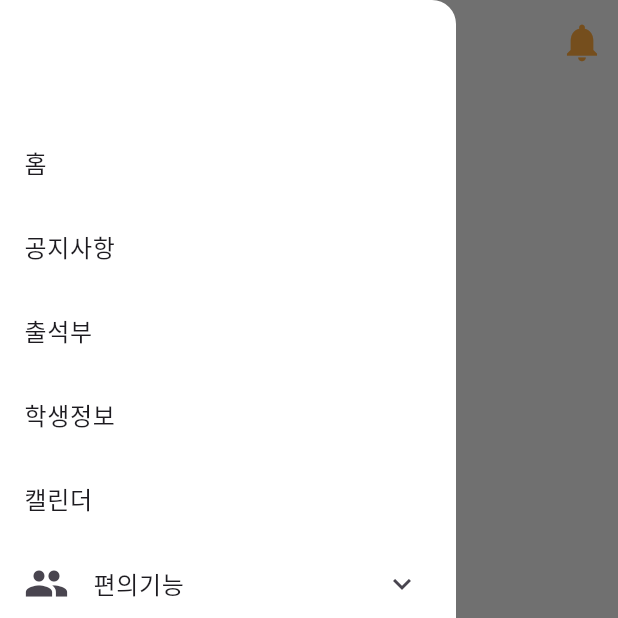
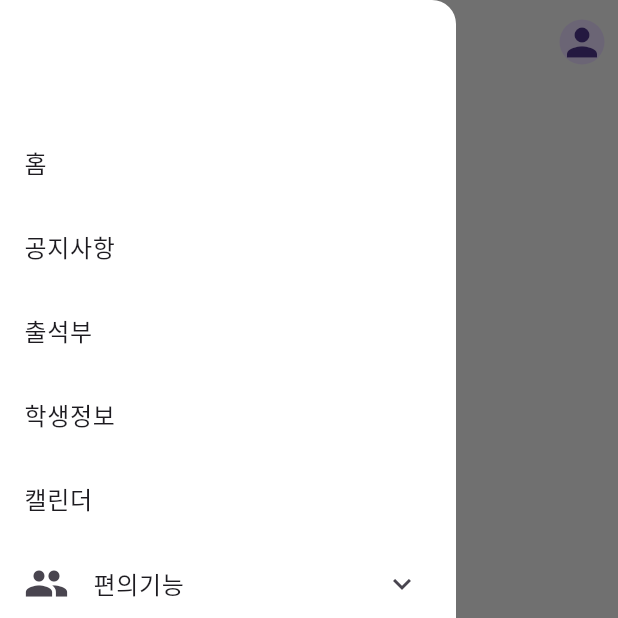
Before and after one commit to public-final-Project-PROJECT/DingDong-Flutter-for-Teacher, a Flutter app: the screen it shows once a user with an empty profile is signed in, with the side drawer open, on a phone screen of 412 x 824 dp, the top half of it. Run offline on Flutter 3.47's test engine with Material 3 defaults, Android fonts, the phone set to English and light mode, and no system bars; our stand-ins replace dio, file_picker, firebase_auth, firebase_core, flutter_dotenv, google_sign_in and 4 more; missing offline and left inert: flutter_downloader; accounts and stored records are empty; network calls fail.

Commit message:
노티 어쩌고 홈 화면 알림 기록 확인 제거

```diff
--- a/lib/main.dart
+++ b/lib/main.dart
@@ -19,9 +19,14 @@ void main() async {
   );
 }
 
-class MyApp extends StatelessWidget {
+class MyApp extends StatefulWidget {
   const MyApp({super.key});
 
+  @override
+  State<MyApp> createState() => _MyAppState();
+}
+
+class _MyAppState extends State<MyApp> {
   @override
   Widget build(BuildContext context) {
     return MaterialApp(
--- a/lib/screen/home_screen.dart
+++ b/lib/screen/home_screen.dart
@@ -84,8 +84,9 @@ class TeacherProvider extends ChangeNotifier {
 
 class HomeScreen extends StatelessWidget {
   final User user;
+  final GlobalKey<ScaffoldState> _scaffoldKey = GlobalKey<ScaffoldState>();
 
-  const HomeScreen({
+  HomeScreen({
     required this.user,
     super.key,
   });
@@ -98,19 +99,37 @@ class HomeScreen extends StatelessWidget {
     provider.fetchLatestClassId(user);
 
     return Scaffold(
-        appBar: AppBar(
-          title: const Text('Home'),
+      key: _scaffoldKey,
+      appBar: _buildAppBar(context),
+      backgroundColor: const Color(0xffF4F4F4),
+      drawer: HomeDrawer(user: user),
+      endDrawer: _buildSecondaryDrawer(user, context),
+      body: _buildBody(provider),
+    );
+  }
+
+  AppBar _buildAppBar(BuildContext context) {
+    return AppBar(
+      title: const Text('홈'),
       backgroundColor: const Color(0xffF4F4F4),
       actions: [
         IconButton(
-              icon: const Icon(Icons.notifications, color: Colors.orangeAccent, size: 30,),
-              onPressed: () => _showNotification(context),
+          icon: CircleAvatar(
+            radius: 15,
+            backgroundImage:
+                user.photoURL != null ? NetworkImage(user.photoURL!) : null,
+            child: user.photoURL == null
+                ? const Icon(Icons.person, size: 30)
+                : null,
+          ),
+          onPressed: () => _showNotification(),
         ),
       ],
-        ),
-        backgroundColor: const Color(0xffF4F4F4),
-        drawer: HomeDrawer(user: user),
-        body: Consumer<TeacherProvider>(
+    );
+  }
+
+  Widget _buildBody(TeacherProvider provider) {
+    return Consumer<TeacherProvider>(
       builder: (context, provider, _) {
         if (provider.loading) {
           return const Center(child: CircularProgressIndicator());
@@ -118,14 +137,106 @@ class HomeScreen extends StatelessWidget {
         return HomeContent(
           user: user,
           teacherId: provider.teacherId,
-                latestClassId: provider.latestClassId);
+          latestClassId: provider.latestClassId,
+        );
       },
-        ));
+    );
   }
 
-  void _showNotification(BuildContext context) {
-    ScaffoldMessenger.of(context).showSnackBar(
-      const SnackBar(content: Text('Notification clicked')),
+  void _showNotification() {
+    _scaffoldKey.currentState?.openEndDrawer();
+  }
+
+  Widget _buildSecondaryDrawer(User user, BuildContext context) {
+    return Drawer(
+      child: SingleChildScrollView(
+        child: Column(
+          children: [
+            _buildDrawerHeader(user),
+            _buildDrawerItems(context),
+            _buildLogOutButton(context),
+          ],
+        ),
+      ),
+    );
+  }
+
+  Widget _buildDrawerHeader(User user) {
+    return DrawerHeader(
+      decoration: const BoxDecoration(
+        color: Colors.transparent,
+      ),
+      child: Column(
+        mainAxisAlignment: MainAxisAlignment.center,
+        children: [
+          CircleAvatar(
+            radius: 40,
+            backgroundImage:
+                user.photoURL != null ? NetworkImage(user.photoURL!) : null,
+            child: user.photoURL == null
+                ? const Icon(Icons.person, size: 40)
+                : null,
+          ),
+          const SizedBox(height: 10),
+          Flexible(
+            child: Text(
+              ('${user.displayName!} 선생님'),
+              style: const TextStyle(
+                fontSize: 18,
+                fontWeight: FontWeight.bold,
+              ),
+              textAlign: TextAlign.center,
+            ),
+          ),
+          Flexible(
+            child: Text(
+              user.email ?? '',
+              style: const TextStyle(fontSize: 14, color: Colors.grey),
+              textAlign: TextAlign.center,
+            ),
+          ),
+        ],
+      ),
+    );
+  }
+
+  Widget _buildDrawerItems(BuildContext context) {
+    return Column(
+      children: [
+        _buildDrawerItem(context, title: 'Settings', onTap: () {}),
+        _buildDrawerItem(context, title: 'Help', onTap: () {}),
+      ],
+    );
+  }
+
+  Widget _buildDrawerItem(BuildContext context,
+      {required String title, required VoidCallback onTap}) {
+    return ListTile(
+      leading: const Icon(Icons.settings),
+      title: Text(title),
+      onTap: onTap,
+    );
+  }
+
+  Widget _buildLogOutButton(BuildContext context) {
+    return ElevatedButton(
+      onPressed: () async {
+        await FirebaseAuth.instance.signOut();
+        Navigator.pushReplacement(
+          context,
+          MaterialPageRoute(
+            builder: (context) => const LoginPage(),
+          ),
+        );
+      },
+      style: ElevatedButton.styleFrom(
+        backgroundColor: const Color(0xff515151),
+        foregroundColor: Colors.white,
+        shape: RoundedRectangleBorder(
+          borderRadius: BorderRadius.circular(8.0),
+        ),
+      ),
+      child: const Text('로그아웃'),
     );
   }
 }
@@ -140,74 +251,67 @@ class HomeDrawer extends StatelessWidget {
     return Drawer(
       backgroundColor: const Color(0xffffffff),
       child: Consumer<TeacherProvider>(
-            builder: (_, provider, __) =>
-                ListView(padding: EdgeInsets.zero, children: [
+        builder: (_, provider, __) => ListView(
+          padding: EdgeInsets.zero,
+          children: [
             const SizedBox(height: 80),
             _buildDrawerItem(context,
                 title: '홈', onTap: () => Navigator.pop(context)),
             _buildDrawerItem(context,
                 title: '공지사항',
                 onTap: () => _navigateTo(
-                          context,
-                          Notice(
-                              classId: Provider.of<TeacherProvider>(context, listen: false)
-                                  .latestClassId))),
+                    context, Notice(classId: provider.latestClassId))),
             _buildDrawerItem(context,
                 title: '출석부',
                 onTap: () => _navigateTo(
-                          context,
-                          Attendance(
-                              classId: Provider.of<TeacherProvider>(context, listen: false)
-                                  .latestClassId))),
+                    context, Attendance(classId: provider.latestClassId))),
             _buildDrawerItem(context,
                 title: '학생정보',
                 onTap: () => _navigateTo(
-                          context,
-                          Student(
-                              classId: Provider.of<TeacherProvider>(context, listen: false)
-                                  .latestClassId))),
+                    context, Student(classId: provider.latestClassId))),
             _buildDrawerItem(context,
                 title: '캘린더',
                 onTap: () => _navigateTo(context, const Calendar())),
-                  ExpansionTile(
+            _buildConvenienceFunctions(context),
+          ],
+        ),
+      ),
+    );
+  }
+
+  Widget _buildDrawerItem(BuildContext context,
+      {required String title, required VoidCallback onTap}) {
+    return ListTile(
+      title: Text(title),
+      onTap: onTap,
+    );
+  }
+
+  Widget _buildConvenienceFunctions(BuildContext context) {
+    return ExpansionTile(
       leading: const Icon(Icons.people, size: 30),
       title: const Text('편의기능'),
       children: [
         _buildDrawerItem(context,
-                            icon: Icons.timer,
             title: '타이머',
-                            onTap: () =>
-                                _navigateTo(context, const TimerScreen())),
+            onTap: () => _navigateTo(context, const TimerScreen())),
         _buildDrawerItem(context,
-                            icon: Icons.event_seat,
             title: '자리배치',
             onTap: () => _navigateTo(
                 context,
-                                Seat(classId: Provider.of<TeacherProvider>(context, listen: false)
+                Seat(
+                    classId:
+                        Provider.of<TeacherProvider>(context, listen: false)
                             .latestClassId))),
         _buildDrawerItem(context,
-                            icon: Icons.how_to_vote_rounded,
             title: '투표',
             onTap: () => _navigateTo(
                 context,
                 Vote(
                     classId:
                         Provider.of<TeacherProvider>(context, listen: false)
-                                            .latestClassId)))
-                      ])
-                ])));
-  }
-
-  Widget _buildDrawerItem(
-    BuildContext context, {
-    IconData? icon,
-    required String title,
-    required VoidCallback onTap,
-  }) {
-    return ListTile(
-      leading: icon != null ? Icon(icon) : null,
-      title: Text(title),
-      onTap: onTap,
+                            .latestClassId))),
+      ],
     );
   }
 
@@ -233,45 +337,13 @@ class HomeContent extends StatelessWidget {
 
   @override
   Widget build(BuildContext context) {
-    return Consumer<TeacherProvider>(
-      builder: (_, provider, __) => Center(
-        child: provider.loading
-            ? const CircularProgressIndicator()
-            : Column(
+    return Center(
+      child: Column(
         mainAxisAlignment: MainAxisAlignment.center,
         children: [
-                  if (user.photoURL != null)
-                    CircleAvatar(
-                      radius: 40,
-                      backgroundImage: NetworkImage(user.photoURL!),
-                    ),
-                  const SizedBox(height: 16),
-                  const Text('구글 로그인 완료'),
-                  Text('이름: ${user.displayName}'),
-                  Text('이메일: ${user.email}'),
           Text('교사 ID: $teacherId'),
           Text('클래스 ID: $latestClassId'),
-                  ElevatedButton(
-                    onPressed: () async {
-                      await FirebaseAuth.instance.signOut();
-                      Navigator.pushReplacement(
-                        context,
-                        MaterialPageRoute(
-                          builder: (context) => const LoginPage(),
-                        ),
-                      );
-                    },
-                    style: ElevatedButton.styleFrom(
-                      backgroundColor: const Color(0xff515151),
-                      foregroundColor: Colors.white,
-                      shape: RoundedRectangleBorder(
-                        borderRadius: BorderRadius.circular(8.0),
-                      ),
-                    ),
-                    child: const Text('로그아웃'),
-                  ),
         ],
-              ),
       ),
     );
   }
```
Also changed, not shown: lib/screen/notice_register.dart (+48 -6 lines). Lines whose indentation alone changed are shown as unchanged.
